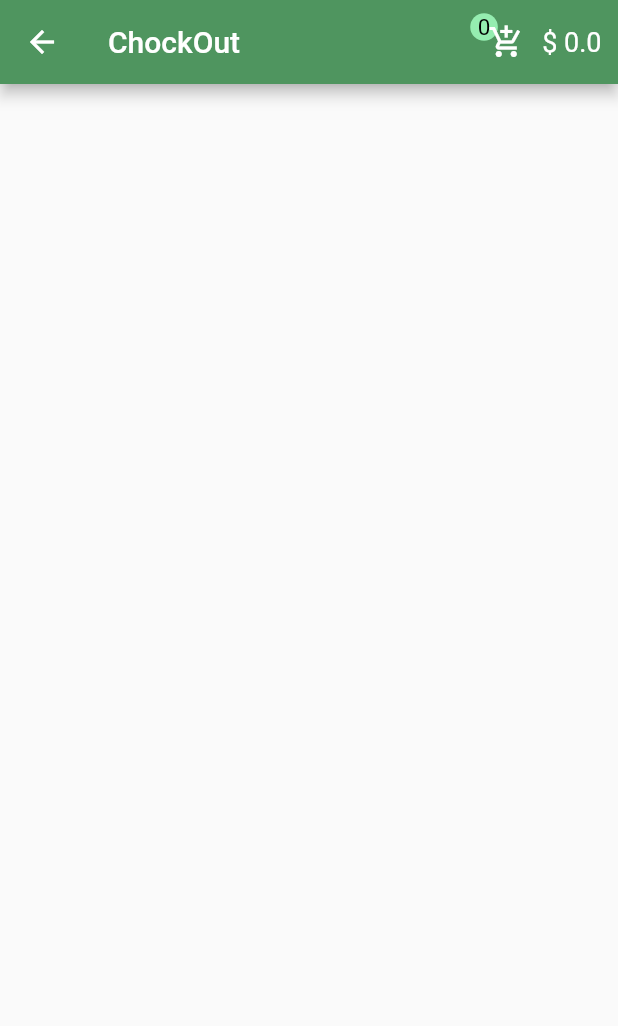
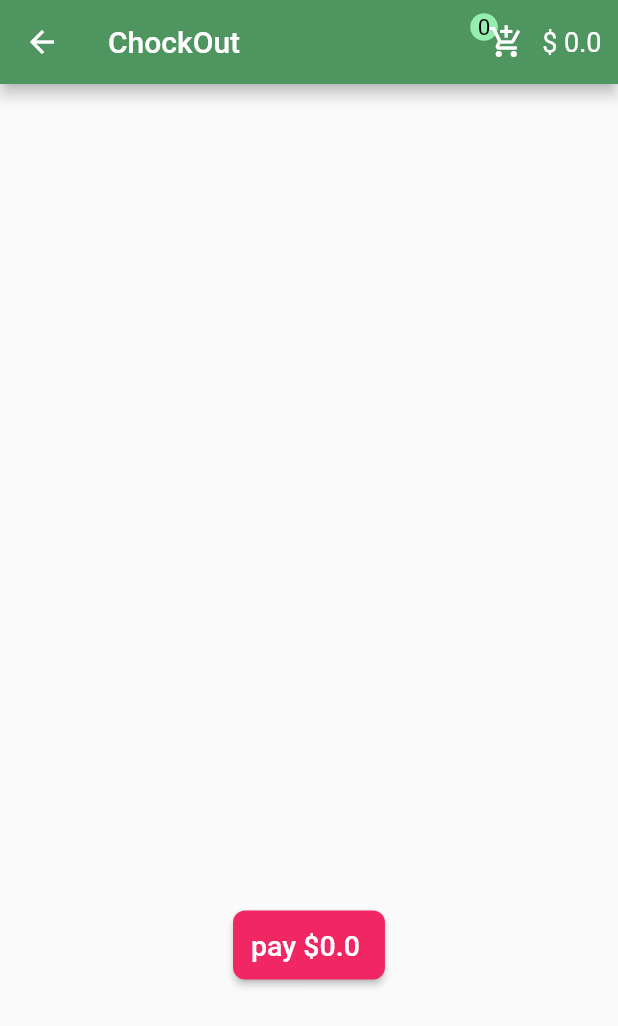
Before and after one commit to Mohamed7E/E_commerce_app, a Flutter app: the Checkout screen opened directly, on a phone screen of 412 x 824 dp. Shown: the top 1026 px of the screen. Run offline on Flutter 3.47's test engine with Material 2 defaults, Android fonts, the phone set to English and light mode, and no system bars.

Commit message:
final project

```diff
--- a/lib/page/checkout.dart
+++ b/lib/page/checkout.dart
@@ -1,4 +1,4 @@
-// ignore_for_file: prefer_const_literals_to_create_immutables, prefer_const_constructors
+// ignore_for_file: prefer_const_literals_to_create_immutables, prefer_const_constructors, sort_child_properties_last
 
 import 'package:flutter/material.dart';
 import 'package:flutter_application_1/proveder/cart.dart';
@@ -18,24 +18,28 @@ class Checkout extends StatelessWidget {
         title: Text("ChockOut"),
         actions: [Productandprice()],
       ),
-      body: SingleChildScrollView(
+      body: Column(
+        children: [
+          SingleChildScrollView(
             child: SizedBox(
               height: 550,
               child: ListView.builder(
                 padding: const EdgeInsets.all(8),
                 itemCount: numcartt.selectesproducts.length,
-
                 itemBuilder: (BuildContext context, int index) {
                   return Card(
                     child: ListTile(
                       title: Text(numcartt.selectesproducts[index].name),
-                  subtitle: Text("${numcartt.selectesproducts[index].price}-${numcartt.selectesproducts[index].location}"),
+                      subtitle: Text(
+                          "${numcartt.selectesproducts[index].price}-${numcartt.selectesproducts[index].location}"),
                       leading: CircleAvatar(
-                    backgroundImage: AssetImage(numcartt.selectesproducts[index].imgpath),
+                        backgroundImage: AssetImage(
+                            numcartt.selectesproducts[index].imgpath),
                       ),
-
                       trailing: IconButton(
-                    onPressed: () {},
+                        onPressed: () {
+                          numcartt.delet(numcartt.selectesproducts[index]);
+                        },
                         icon: Icon(Icons.remove),
                       ),
                     ),
@@ -44,6 +48,21 @@ class Checkout extends StatelessWidget {
               ),
             ),
           ),
+          ElevatedButton(
+            onPressed: () {},
+            child: Text(
+              "pay \$${numcartt.pprice} ",
+              style: TextStyle(fontSize: 19),
+            ),
+            style: ButtonStyle(
+              backgroundColor: MaterialStateProperty.all(BINpink),
+              padding: MaterialStateProperty.all(EdgeInsets.all(12)),
+              shape: MaterialStateProperty.all(RoundedRectangleBorder(
+                  borderRadius: BorderRadius.circular(8))),
+            ),
+          )
+        ],
+      ),
     );
   }
 }
--- a/lib/shared/appbar.dart
+++ b/lib/shared/appbar.dart
@@ -1,4 +1,4 @@
-// ignore_for_file: prefer_const_constructors
+// ignore_for_file: prefer_const_constructors, sort_child_properties_last
 
 import 'package:flutter/material.dart';
 import 'package:flutter_application_1/model/item.dart';
```
Also changed, not shown: lib/page/home.dart (+11 -2 lines), lib/proveder/cart.dart (+7 -0 lines). Lines whose indentation alone changed are shown as unchanged.
